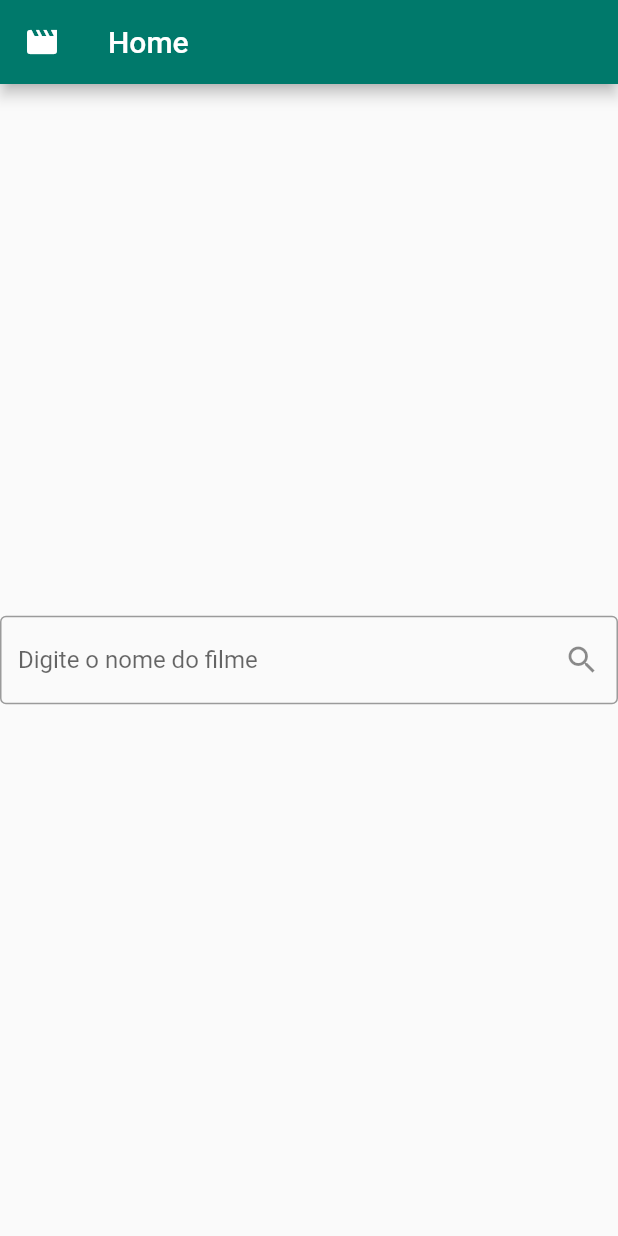
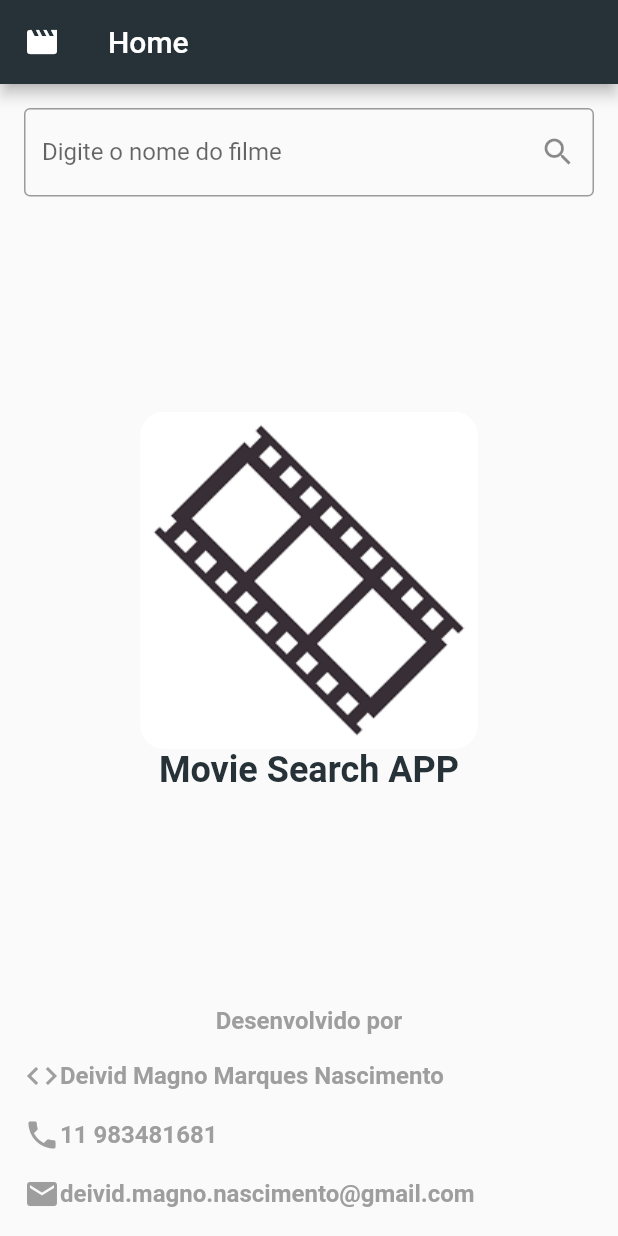
Before and after one commit to Deivid1071/moovieappflutter, a Flutter app: the Home screen opened directly, on a phone screen of 412 x 824 dp. Run offline on Flutter 3.47's test engine with Material 2 defaults, Android fonts, the phone set to English and light mode, and no system bars; missing offline and left inert: http_interceptor.

Commit message:
Conexaão com api e screen de detalhes

```diff
--- a/lib/components/icondescription.dart
+++ b/lib/components/iconandtext.dart
@@ -10,8 +10,8 @@ class IconText extends StatelessWidget {
   Widget build(BuildContext context) {
     return Container(
 
-      height: 80,
-      width: 80,
+      height: 70,
+      width: 70,
       decoration: BoxDecoration(
         //color: Theme.of(context).primaryColor,
       ),
--- a/lib/components/movieitem.dart
+++ b/lib/components/movieitem.dart
@@ -1,30 +1,31 @@
 import 'package:flutter/material.dart';
+import 'package:intl/intl.dart';
+import 'package:tmdbmovieapp/models/movie.dart';
 
 class MovieItem extends StatelessWidget {
-  final String image;
-  final String filmTitle;
-  final String releaseDate;
+  final Movie movie;
 
-  const MovieItem(
-    this.image,
-    this.filmTitle,
-    this.releaseDate,
-  );
+  final Function onClick;
+
+  const MovieItem(this.movie, {@required this.onClick});
 
   @override
   Widget build(BuildContext context) {
     return Card(
       child: ListTile(
+        onTap: () => onClick(),
         leading: Image(
-          image: NetworkImage(image),
+          image: NetworkImage(
+              'https://image.tmdb.org/t/p/w400${movie.posterPath}'),
         ),
         title: Padding(
           padding: const EdgeInsets.only(top: 8.0),
-          child: Text('Titulo do filme $filmTitle'),
+          child: Text('${movie.title}'),
         ),
         subtitle: Padding(
           padding: const EdgeInsets.only(top: 16.0),
-          child: Text('Data de lançamento $releaseDate'),
+          child: Text(
+              'Data de lançamento ${DateFormat("d/M/y").format(DateTime.parse(movie.releaseDate))}'),
         ),
         isThreeLine: true,
       ),
--- /dev/null
+++ b/lib/components/personalfooter.dart
@@ -0,0 +1,29 @@
+import 'package:flutter/material.dart';
+
+class PersonalFooter extends StatelessWidget {
+  final IconData icon;
+  final String datails;
+
+  const PersonalFooter(this.icon, this.datails);
+
+  @override
+  Widget build(BuildContext context) {
+    return Row(
+      children: <Widget>[
+        Icon(
+          icon,
+          color: Colors.grey,
+        ),
+        Text(
+          datails,
+          textAlign: TextAlign.center,
+          style: TextStyle(
+            color: Colors.grey,
+            fontSize: 16.0,
+            fontWeight: FontWeight.bold,
+          ),
+        )
+      ],
+    );
+  }
+}
--- a/lib/screens/home.dart
+++ b/lib/screens/home.dart
@@ -1,6 +1,16 @@
 import 'package:flutter/material.dart';
+import 'package:tmdbmovieapp/components/personalfooter.dart';
 
-class Home extends StatelessWidget {
+import 'package:tmdbmovieapp/screens/movie/list.dart';
+
+class Home extends StatefulWidget {
+  @override
+  _HomeState createState() => _HomeState();
+}
+
+class _HomeState extends State<Home> {
+  final TextEditingController _searchController = TextEditingController();
+
   @override
   Widget build(BuildContext context) {
     return Scaffold(
@@ -11,22 +21,80 @@ class Home extends StatelessWidget {
           textAlign: TextAlign.center,
         ),
       ),
-      body: Column(
-        mainAxisAlignment: MainAxisAlignment.center,
+      resizeToAvoidBottomInset: false,
+      body: Padding(
+        padding: const EdgeInsets.all(16.0),
+        child: Column(
+          mainAxisAlignment: MainAxisAlignment.spaceBetween,
           crossAxisAlignment: CrossAxisAlignment.center,
           children: <Widget>[
             TextField(
+              controller: _searchController,
               decoration: InputDecoration(
                 border: OutlineInputBorder(),
                 labelText: 'Digite o nome do filme',
                 suffixIcon: IconButton(
                   icon: Icon(Icons.search),
-                onPressed: () {debugPrint('fuiclicado');},
+                  onPressed: () {
+                    final String search = _searchController.text;
+                    if (search != '') {
+                      Navigator.push(
+                        context,
+                        (MaterialPageRoute(
+                          builder: (context) {
+                            return MovieList(search);
+                          },
+                        )),
+                      );
+                    }
+                  },
                 ),
+              ),
+            ),
+            Container(
+              child: Column(
+                mainAxisAlignment: MainAxisAlignment.spaceBetween,
+                crossAxisAlignment: CrossAxisAlignment.center,
+                children: <Widget>[
+                  ClipRRect(
+                    borderRadius: BorderRadius.circular(16.0),
+                    child: Image.asset('images/logo.png'),
+                  ),
+                  Text(
+                    'Movie Search APP',
+                    style: TextStyle(
+                      color: Colors.blueGrey[900],
+                      fontSize: 24.0,
+                      fontWeight: FontWeight.bold,
+                    ),
+                  )
+                ],
+              ),
+            ),
+            Container(
+              height: MediaQuery.of(context).size.height / 6,
+              child: Column(
+                mainAxisAlignment: MainAxisAlignment.spaceBetween,
+                children: <Widget>[
+                  Text(
+                    'Desenvolvido por',
+                    textAlign: TextAlign.center,
+                    style: TextStyle(
+                      color: Colors.grey,
+                      fontSize: 16.0,
+                      fontWeight: FontWeight.bold,
+                    ),
+                  ),
+                  PersonalFooter(Icons.code, 'Deivid Magno Marques Nascimento'),
+                  PersonalFooter(Icons.phone, '11 983481681'),
+                  PersonalFooter(
+                      Icons.email, 'deivid.magno.nascimento@gmail.com'),
+                ],
               ),
             ),
           ],
         ),
+      ),
     );
   }
 }
--- a/lib/screens/movie/list.dart
+++ b/lib/screens/movie/list.dart
@@ -1,19 +1,68 @@
 import 'package:flutter/material.dart';
+import 'package:tmdbmovieapp/components/centered_message.dart';
 import 'package:tmdbmovieapp/components/movieitem.dart';
+import 'package:tmdbmovieapp/components/progress.dart';
+import 'package:tmdbmovieapp/models/movie.dart';
+import 'package:tmdbmovieapp/screens/movie/detail.dart';
+import 'package:tmdbmovieapp/services/api/weclient.dart';
 
 class MovieList extends StatelessWidget {
+  final String search;
+
+  const MovieList(this.search);
+
   @override
   Widget build(BuildContext context) {
+    debugPrint(search);
     return Scaffold(
       appBar: AppBar(
-        leading: Icon(Icons.movie_filter),
-        title: Text('Lista de Filmes Encontrados'),
-      ),
-      body: MovieItem(
-        'https://flutter.github.io/assets-for-api-docs/assets/widgets/owl.jpg',
-        'Titulo do filme',
-        'Data de lançamento',
-      ),
+          //leading: Icon(Icons.movie_filter),
+          title: Row(
+        mainAxisAlignment: MainAxisAlignment.spaceAround,
+        children: <Widget>[
+          Icon(Icons.movie_filter),
+          Text('Resultados da busca'),
+        ],
+      )),
+      body: FutureBuilder<List<Movie>>(
+          future: findAll(search),
+          builder: (context, snapshot) {
+            switch (snapshot.connectionState) {
+              case ConnectionState.none:
+                break;
+              case ConnectionState.waiting:
+                return Progress();
+                break;
+              case ConnectionState.active:
+                break;
+              case ConnectionState.done:
+                if (snapshot.hasData) {
+                  final List<Movie> movies = snapshot.data;
+                  if (movies.isNotEmpty) {
+                    return ListView.builder(
+                      itemBuilder: (context, index) {
+                        final Movie movie = movies[index];
+                        return MovieItem(
+                          movie,
+                          onClick: () {
+                            Navigator.of(context).push(
+                              MaterialPageRoute(
+                                builder: (context) => Detail(movie),
+                              ),
+                            );
+                          },
+                        );
+                      },
+                      itemCount: movies.length,
+                    );
+                  }
+                }
+                return CenteredMessage('No movie found',
+                    icon: Icons.sentiment_dissatisfied);
+                break;
+            }
+            return CenteredMessage('Unknow error');
+          }),
     );
   }
 }
```
Also changed, not shown: lib/main.dart (+2 -8 lines), lib/models/movie.dart (+15 -34 lines), lib/screens/movie/detail.dart (+39 -17 lines), lib/services/api/weclient.dart (added, +47 -0 lines), pubspec.yaml (+6 -3 lines), images/logo.png (added), pubspec.lock. Lines whose indentation alone changed are shown as unchanged.
